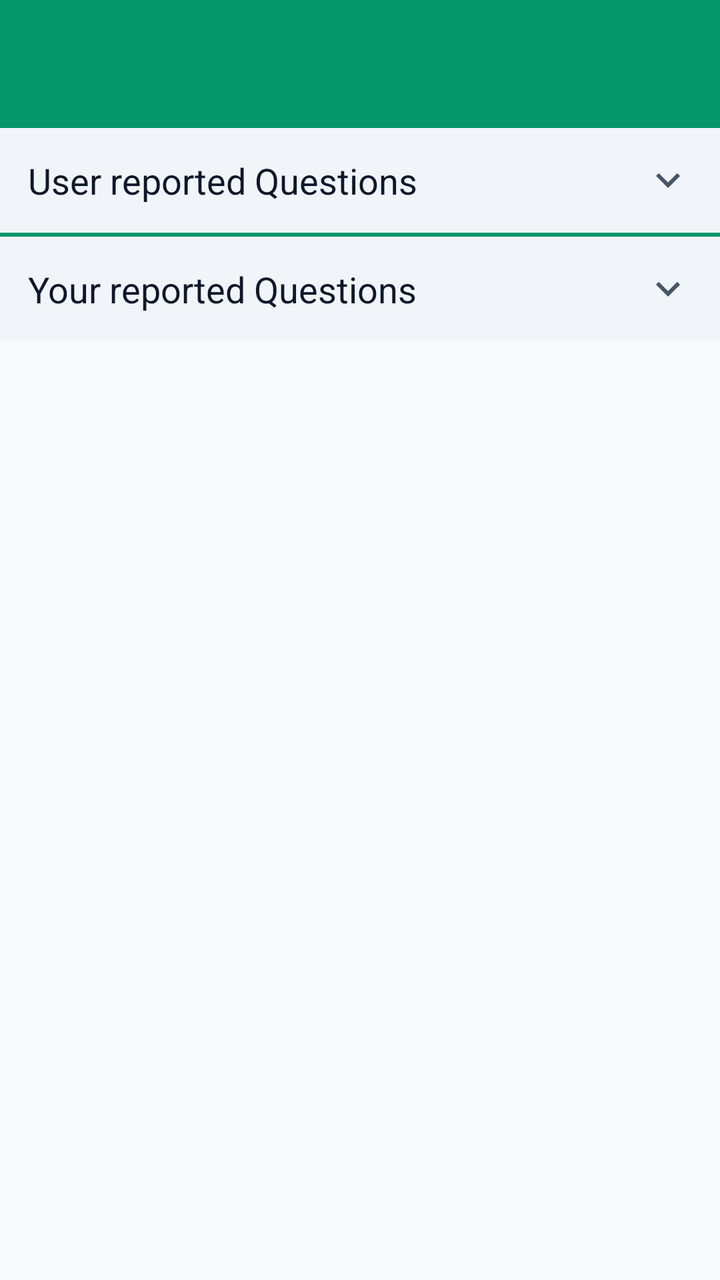
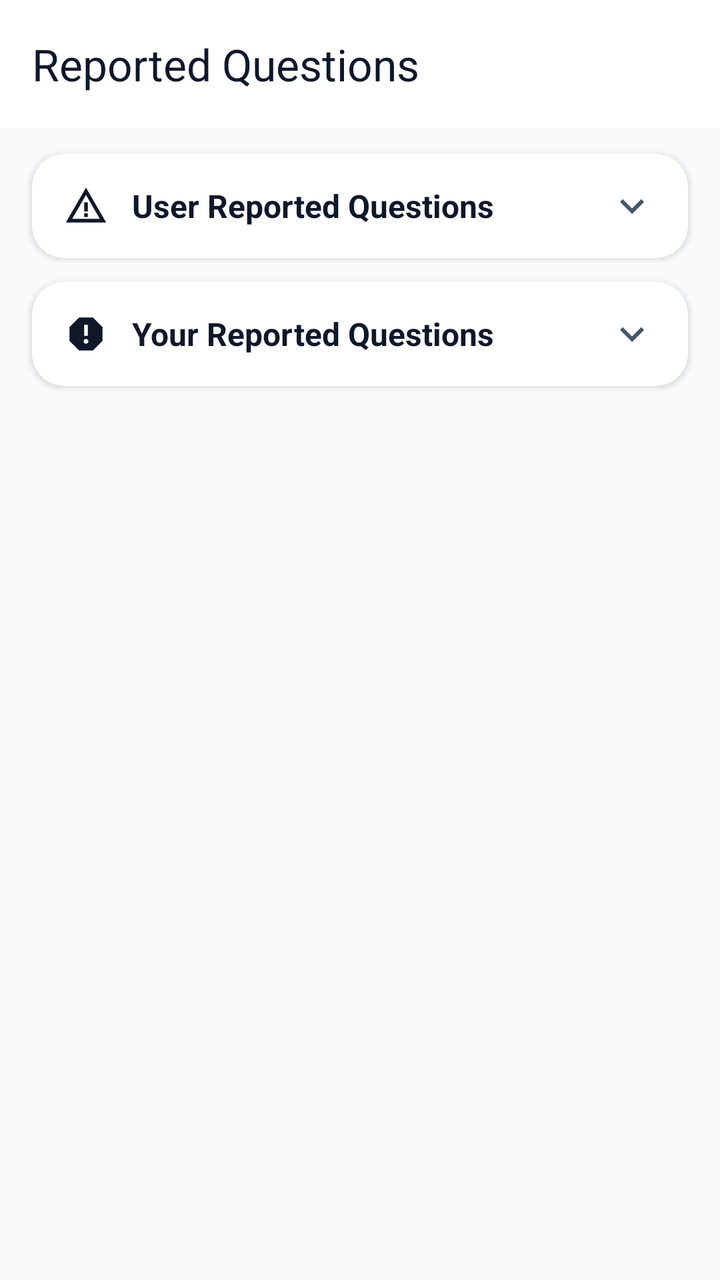

Compare the two renders of this Android layout. The source of the first and the diff that turns it into the second are given below.
<!-- AndroidManifest.xml: application theme Theme.TestMaster -->
<!-- res/layout/activity_reported_question.xml -->
<?xml version="1.0" encoding="utf-8"?>
<LinearLayout xmlns:android="http://schemas.android.com/apk/res/android"
    android:layout_width="match_parent"
    android:layout_height="match_parent"
    xmlns:app="http://schemas.android.com/apk/res-auto"
    android:background="@drawable/statusbar_background"
    android:fitsSystemWindows="true"
    android:orientation="vertical">
    <androidx.appcompat.widget.Toolbar
        android:id="@+id/toolbar"
        android:layout_width="match_parent"
        android:layout_height="wrap_content"
        android:text="Report Questions"
        app:titleTextColor="@android:color/white"
        android:background="@color/primary">

    </androidx.appcompat.widget.Toolbar>
    <ScrollView
        android:layout_width="match_parent"
        android:layout_height="wrap_content">
        <LinearLayout
            android:layout_width="match_parent"
            android:layout_height="wrap_content"
            android:background="@color/background"
            android:orientation="vertical">
                <LinearLayout
                    android:id="@+id/ll_down_user"
                    android:layout_width="match_parent"
                    android:layout_height="wrap_content"
                    android:background="@color/gray">
                    <TextView
                        android:layout_width="match_parent"
                        android:layout_height="wrap_content"
                        android:text="User reported Questions"
                        android:textColor="@color/text_primary"
                        android:padding="14dp"
                        android:textSize="18sp"
                        android:layout_weight="1" />
                    <ImageView
                        android:id="@+id/iv_down_user"
                        android:layout_width="wrap_content"
                        android:layout_height="wrap_content"
                        android:src="@drawable/baseline_keyboard_arrow_down_24"
                        app:tint="@color/text_secondary"
                        android:padding="14dp"/>

                </LinearLayout>
                <androidx.recyclerview.widget.RecyclerView
                    android:id="@+id/rv_user_reported_quesions"
                    android:layout_width="match_parent"
                    android:layout_height="wrap_content"
                    android:paddingHorizontal="5dp"
                    android:visibility="gone"
                    android:paddingTop="5dp"
                    android:background="@drawable/home_gradient" />
            <View
                android:layout_width="match_parent"
                android:layout_height="2dp"
                android:paddingHorizontal="10dp"
                android:background="@color/primary" />
                <LinearLayout
                    android:id="@+id/ll_down_your"
                    android:layout_width="match_parent"
                    android:layout_height="wrap_content"
                    android:background="@color/gray">
                    <TextView
                        android:layout_width="match_parent"
                        android:layout_height="wrap_content"
                        android:text="Your reported Questions"
                        android:textColor="@color/text_primary"
                        android:padding="14dp"
                        android:textSize="18sp"
                        android:layout_weight="1" />
                    <ImageView
                        android:id="@+id/iv_down_your"
                        android:layout_width="wrap_content"
                        android:layout_height="wrap_content"
                        android:src="@drawable/baseline_keyboard_arrow_down_24"
                        app:tint="@color/text_secondary"
                        android:padding="14dp"/>

                </LinearLayout>
                <androidx.recyclerview.widget.RecyclerView
                    android:id="@+id/rv_your_reported_quesions"
                    android:layout_width="match_parent"
                    android:layout_height="wrap_content"
                    android:paddingHorizontal="5dp"
                    android:visibility="gone"
                    android:paddingTop="5dp"
                    android:background="@drawable/home_gradient" />
        </LinearLayout>
    </ScrollView>
</LinearLayout>
<!-- resources referenced by this layout -->
<resources>
  <color name="background">#F8FAFC</color>
  <color name="gray">#F1F5F9</color>
  <color name="primary">#059669</color>
  <color name="text_primary">#0F172A</color>
  <color name="text_secondary">#475569</color>
  <!-- drawable baseline_keyboard_arrow_down_24 (drawable) -->
  <vector android:height="24dp" android:tint="#000000"
      android:viewportHeight="24" android:viewportWidth="24"
      android:width="24dp" xmlns:android="http://schemas.android.com/apk/res/android">
      <path android:fillColor="@android:color/white" android:pathData="M7.41,8.59L12,13.17l4.59,-4.58L18,10l-6,6 -6,-6 1.41,-1.41z"/>
  </vector>
  <!-- drawable home_gradient (drawable) -->
  <?xml version="1.0" encoding="utf-8"?>
  <shape xmlns:android="http://schemas.android.com/apk/res/android"
      android:shape="rectangle">
      <gradient
          android:angle="270"
          android:startColor="#D1FAE5"
          android:centerColor="#F8FAFC"
          android:endColor="#F8FAFC"
          android:centerY="0.1"/>
      <stroke android:width="1dp"
          android:color="#E2E8F0"/>
  </shape>
  <!-- drawable statusbar_background (drawable) -->
  <?xml version="1.0" encoding="utf-8"?>
  <layer-list xmlns:android="http://schemas.android.com/apk/res/android">
  
      <item android:height="150dp">
          <shape>
              <solid android:color="@color/primary"/>
          </shape>
      </item>
  
      <item android:top="150dp">
          <shape>
              <solid android:color="@color/background"/>
          </shape>
      </item>
  
  </layer-list>
  <style name="Theme.TestMaster" parent="Base.Theme.TestMaster" />
  <style name="Base.Theme.TestMaster" parent="Theme.Material3.DayNight.NoActionBar">
          
          <item name="colorPrimary">@color/primary</item>
          <item name="colorOnPrimary">@color/onPrimary</item>
          <item name="colorPrimaryContainer">@color/primaryContainer</item>
          <item name="colorOnPrimaryContainer">@color/onPrimaryContainer</item>
  
          <item name="colorSecondary">@color/secondary</item>
          <item name="colorOnSecondary">@color/onSecondary</item>
          <item name="colorSecondaryContainer">@color/secondaryContainer</item>
          <item name="colorOnSecondaryContainer">@color/onSecondaryContainer</item>
  
          
          <item name="android:windowBackground">@color/background</item>
          <item name="colorSurface">@color/surface</item>
          <item name="colorOnSurface">@color/onSurface</item>
          <item name="colorSurfaceVariant">@color/surfaceVariant</item>
          <item name="colorOnSurfaceVariant">@color/onSurfaceVariant</item>
          <item name="colorOutline">@color/outline</item>
  
          
          <item name="colorError">@color/error</item>
          <item name="colorOnError">@color/onError</item>
          <item name="colorErrorContainer">@color/errorContainer</item>
          <item name="colorOnErrorContainer">@color/onErrorContainer</item>
  
          
          <item name="android:statusBarColor">@color/surface</item>
          <item name="android:windowLightStatusBar">true</item>
      </style>
  <color name="onPrimary">#FFFFFF</color>
  <color name="primaryContainer">#D1FAE5</color>
  <color name="onPrimaryContainer">#064E3B</color>
  <color name="secondary">#64748B</color>
  <color name="onSecondary">#FFFFFF</color>
  <color name="secondaryContainer">#F1F5F9</color>
  <color name="onSecondaryContainer">#0F172A</color>
  <color name="surface">#FFFFFF</color>
  <color name="onSurface">#0F172A</color>
  <color name="surfaceVariant">#E2E8F0</color>
  <color name="onSurfaceVariant">#475569</color>
  <color name="outline">#94A3B8</color>
  <color name="error">#EF4444</color>
  <color name="onError">#FFFFFF</color>
  <color name="errorContainer">#FEE2E2</color>
  <color name="onErrorContainer">#991B1B</color>
</resources>

<!-- the commit's change to res/layout/activity_reported_question.xml (unified diff, before → after) -->
@@ -1,93 +1,172 @@
 <?xml version="1.0" encoding="utf-8"?>
 <LinearLayout xmlns:android="http://schemas.android.com/apk/res/android"
+    xmlns:app="http://schemas.android.com/apk/res-auto"
+    xmlns:tools="http://schemas.android.com/tools"
     android:layout_width="match_parent"
     android:layout_height="match_parent"
-    xmlns:app="http://schemas.android.com/apk/res-auto"
-    android:background="@drawable/statusbar_background"
+    android:background="@color/background"
     android:fitsSystemWindows="true"
     android:orientation="vertical">
-    <androidx.appcompat.widget.Toolbar
-        android:id="@+id/toolbar"
+
+    
+    <com.google.android.material.appbar.AppBarLayout
         android:layout_width="match_parent"
         android:layout_height="wrap_content"
-        android:text="Report Questions"
-        app:titleTextColor="@android:color/white"
-        android:background="@color/primary">
+        app:elevation="0dp">
 
-    </androidx.appcompat.widget.Toolbar>
-    <ScrollView
+        <androidx.appcompat.widget.Toolbar
+            android:id="@+id/toolbar"
+            android:layout_width="match_parent"
+            android:layout_height="?attr/actionBarSize"
+            android:background="@color/primary"
+            app:title="Reported Questions"
+            app:titleTextColor="@color/onPrimary" />
+    </com.google.android.material.appbar.AppBarLayout>
+
+    <androidx.core.widget.NestedScrollView
         android:layout_width="match_parent"
-        android:layout_height="wrap_content">
+        android:layout_height="match_parent"
+        android:clipToPadding="false"
+        android:padding="8dp">
+
         <LinearLayout
             android:layout_width="match_parent"
             android:layout_height="wrap_content"
-            android:background="@color/background"
             android:orientation="vertical">
+
+            
+            <com.google.android.material.card.MaterialCardView
+                android:layout_width="match_parent"
+                android:layout_height="wrap_content"
+                android:layout_marginBottom="12dp"
+                android:layout_marginTop="5dp"
+                app:cardBackgroundColor="@color/surface"
+                app:cardCornerRadius="16dp"
+                android:layout_marginHorizontal="8dp"
+                app:cardElevation="2dp"
+                app:strokeWidth="0dp">
+
                 <LinearLayout
-                    android:id="@+id/ll_down_user"
                     android:layout_width="match_parent"
                     android:layout_height="wrap_content"
-                    android:background="@color/gray">
-                    <TextView
+                    android:orientation="vertical">
+
+                    
+                    <LinearLayout
+                        android:id="@+id/ll_down_user"
                         android:layout_width="match_parent"
                         android:layout_height="wrap_content"
-                        android:text="User reported Questions"
-                        android:textColor="@color/text_primary"
-                        android:padding="14dp"
-                        android:textSize="18sp"
-                        android:layout_weight="1" />
-                    <ImageView
-                        android:id="@+id/iv_down_user"
-                        android:layout_width="wrap_content"
+                        android:background="?attr/selectableItemBackground"
+                        android:clickable="true"
+                        android:focusable="true"
+                        android:gravity="center_vertical"
+                        android:paddingHorizontal="16dp"
+                        android:paddingVertical="14dp">
+
+                        <ImageView
+                            android:layout_width="22dp"
+                            android:layout_height="22dp"
+                            android:src="@drawable/baseline_warning_amber_24"
+                            app:tint="@color/onPrimary" />
+
+                        <TextView
+                            android:layout_width="0dp"
+                            android:layout_height="wrap_content"
+                            android:layout_marginStart="12dp"
+                            android:layout_weight="1"
+                            android:text="User Reported Questions"
+                            android:textColor="@color/onSurface"
+                            android:textSize="16sp"
+                            android:textStyle="bold" />
+
+                        <ImageView
+                            android:id="@+id/iv_down_user"
+                            android:layout_width="24dp"
+                            android:layout_height="24dp"
+                            android:src="@drawable/baseline_keyboard_arrow_down_24"
+                            app:tint="@color/onSurfaceVariant" />
+                    </LinearLayout>
+
+                    
+                    <androidx.recyclerview.widget.RecyclerView
+                        android:id="@+id/rv_user_reported_quesions"
+                        android:layout_width="match_parent"
                         android:layout_height="wrap_content"
-                        android:src="@drawable/baseline_keyboard_arrow_down_24"
-                        app:tint="@color/text_secondary"
-                        android:padding="14dp"/>
+                        android:clipToPadding="false"
+                        android:paddingHorizontal="12dp"
+                        android:paddingBottom="12dp"
+                        android:visibility="gone"
+                        tools:visibility="visible" />
+                </LinearLayout>
+            </com.google.android.material.card.MaterialCardView>
 
-                </LinearLayout>
-                <androidx.recyclerview.widget.RecyclerView
-                    android:id="@+id/rv_user_reported_quesions"
+            
+            <com.google.android.material.card.MaterialCardView
+                android:layout_width="match_parent"
+                android:layout_height="wrap_content"
+                app:cardBackgroundColor="@color/surface"
+                android:layout_marginHorizontal="8dp"
+                android:layout_marginBottom="12dp"
+                app:cardCornerRadius="16dp"
+                app:cardElevation="2dp"
+                app:strokeWidth="0dp">
+
+                <LinearLayout
                     android:layout_width="match_parent"
                     android:layout_height="wrap_content"
-                    android:paddingHorizontal="5dp"
-                    android:visibility="gone"
-                    android:paddingTop="5dp"
-                    android:background="@drawable/home_gradient" />
-            <View
-                android:layout_width="match_parent"
-                android:layout_height="2dp"
-                android:paddingHorizontal="10dp"
-                android:background="@color/primary" />
-                <LinearLayout
-                    android:id="@+id/ll_down_your"
-                    android:layout_width="match_parent"
-                    android:layout_height="wrap_content"
-                    android:background="@color/gray">
-                    <TextView
+                    android:orientation="vertical">
+
+                    
+                    <LinearLayout
+                        android:id="@+id/ll_down_your"
                         android:layout_width="match_parent"
                         android:layout_height="wrap_content"
-                        android:text="Your reported Questions"
-                        android:textColor="@color/text_primary"
-                        android:padding="14dp"
-                        android:textSize="18sp"
-                        android:layout_weight="1" />
-                    <ImageView
-                        android:id="@+id/iv_down_your"
-                        android:layout_width="wrap_content"
+                        android:background="?attr/selectableItemBackground"
+                        android:clickable="true"
+                        android:focusable="true"
+                        android:gravity="center_vertical"
+                        android:paddingHorizontal="16dp"
+                        android:paddingVertical="14dp">
+
+                        <ImageView
+                            android:layout_width="22dp"
+                            android:layout_height="22dp"
+                            android:src="@drawable/baseline_report_24"
+                            app:tint="@color/onPrimary" />
+
+                        <TextView
+                            android:layout_width="0dp"
+                            android:layout_height="wrap_content"
+                            android:layout_marginStart="12dp"
+                            android:layout_weight="1"
+                            android:text="Your Reported Questions"
+                            android:textColor="@color/onSurface"
+                            android:textSize="16sp"
+                            android:textStyle="bold" />
+
+                        <ImageView
+                            android:id="@+id/iv_down_your"
+                            android:layout_width="24dp"
+                            android:layout_height="24dp"
+                            android:src="@drawable/baseline_keyboard_arrow_down_24"
+                            app:tint="@color/onSurfaceVariant" />
+                    </LinearLayout>
+
+                    
+                    <androidx.recyclerview.widget.RecyclerView
+                        android:id="@+id/rv_your_reported_quesions"
+                        android:layout_width="match_parent"
                         android:layout_height="wrap_content"
-                        android:src="@drawable/baseline_keyboard_arrow_down_24"
-                        app:tint="@color/text_secondary"
-                        android:padding="14dp"/>
+                        android:clipToPadding="false"
+                        android:paddingHorizontal="12dp"
+                        android:paddingVertical="10dp"
+                        android:paddingBottom="12dp"
+                        android:visibility="gone"
+                        tools:visibility="visible" />
+                </LinearLayout>
+            </com.google.android.material.card.MaterialCardView>
 
-                </LinearLayout>
-                <androidx.recyclerview.widget.RecyclerView
-                    android:id="@+id/rv_your_reported_quesions"
-                    android:layout_width="match_parent"
-                    android:layout_height="wrap_content"
-                    android:paddingHorizontal="5dp"
-                    android:visibility="gone"
-                    android:paddingTop="5dp"
-                    android:background="@drawable/home_gradient" />
         </LinearLayout>
-    </ScrollView>
+    </androidx.core.widget.NestedScrollView>
+
 </LinearLayout>
<!-- resource entries referenced after the edit -->
@@ -1,46 +1,27 @@
 <!-- resources referenced by this layout -->
 <resources>
   <color name="background">#F8FAFC</color>
-  <color name="gray">#F1F5F9</color>
-  <color name="primary">#059669</color>
-  <color name="text_primary">#0F172A</color>
-  <color name="text_secondary">#475569</color>
+  <color name="primary">#FFFFFF</color>
   <!-- drawable baseline_keyboard_arrow_down_24 (drawable) -->
   <vector android:height="24dp" android:tint="#000000"
       android:viewportHeight="24" android:viewportWidth="24"
       android:width="24dp" xmlns:android="http://schemas.android.com/apk/res/android">
       <path android:fillColor="@android:color/white" android:pathData="M7.41,8.59L12,13.17l4.59,-4.58L18,10l-6,6 -6,-6 1.41,-1.41z"/>
   </vector>
-  <!-- drawable home_gradient (drawable) -->
-  <?xml version="1.0" encoding="utf-8"?>
-  <shape xmlns:android="http://schemas.android.com/apk/res/android"
-      android:shape="rectangle">
-      <gradient
-          android:angle="270"
-          android:startColor="#D1FAE5"
-          android:centerColor="#F8FAFC"
-          android:endColor="#F8FAFC"
-          android:centerY="0.1"/>
-      <stroke android:width="1dp"
-          android:color="#E2E8F0"/>
-  </shape>
-  <!-- drawable statusbar_background (drawable) -->
-  <?xml version="1.0" encoding="utf-8"?>
-  <layer-list xmlns:android="http://schemas.android.com/apk/res/android">
-  
-      <item android:height="150dp">
-          <shape>
-              <solid android:color="@color/primary"/>
-          </shape>
-      </item>
-  
-      <item android:top="150dp">
-          <shape>
-              <solid android:color="@color/background"/>
-          </shape>
-      </item>
-  
-  </layer-list>
+  <!-- drawable baseline_report_24 (drawable) -->
+  <vector xmlns:android="http://schemas.android.com/apk/res/android" android:height="24dp" android:tint="#000000" android:viewportHeight="24" android:viewportWidth="24" android:width="24dp">
+        
+      <path android:fillColor="@android:color/white" android:pathData="M15.73,3L8.27,3L3,8.27v7.46L8.27,21h7.46L21,15.73L21,8.27L15.73,3zM12,17.3c-0.72,0 -1.3,-0.58 -1.3,-1.3 0,-0.72 0.58,-1.3 1.3,-1.3 0.72,0 1.3,0.58 1.3,1.3 0,0.72 -0.58,1.3 -1.3,1.3zM13,13h-2L11,7h2v6z"/>
+      
+  </vector>
+  <!-- drawable baseline_warning_amber_24 (drawable) -->
+  <vector android:height="24dp" android:tint="#000000"
+      android:viewportHeight="24" android:viewportWidth="24"
+      android:width="24dp" xmlns:android="http://schemas.android.com/apk/res/android">
+      <path android:fillColor="@android:color/white" android:pathData="M12,5.99L19.53,19H4.47L12,5.99M12,2L1,21h22L12,2L12,2z"/>
+      <path android:fillColor="@android:color/white" android:pathData="M13,16l-2,0l0,2l2,0z"/>
+      <path android:fillColor="@android:color/white" android:pathData="M13,10l-2,0l0,5l2,0z"/>
+  </vector>
   <style name="Theme.TestMaster" parent="Base.Theme.TestMaster" />
   <style name="Base.Theme.TestMaster" parent="Theme.Material3.DayNight.NoActionBar">
           
@@ -72,21 +53,21 @@
           <item name="android:statusBarColor">@color/surface</item>
           <item name="android:windowLightStatusBar">true</item>
       </style>
-  <color name="onPrimary">#FFFFFF</color>
-  <color name="primaryContainer">#D1FAE5</color>
-  <color name="onPrimaryContainer">#064E3B</color>
+  <color name="onPrimary">#0F172A</color>
+  <color name="primaryContainer">#F1F5F9</color>
+  <color name="onPrimaryContainer">#0F172A</color>
   <color name="secondary">#64748B</color>
   <color name="onSecondary">#FFFFFF</color>
-  <color name="secondaryContainer">#F1F5F9</color>
+  <color name="secondaryContainer">#E2E8F0</color>
   <color name="onSecondaryContainer">#0F172A</color>
   <color name="surface">#FFFFFF</color>
   <color name="onSurface">#0F172A</color>
   <color name="surfaceVariant">#E2E8F0</color>
   <color name="onSurfaceVariant">#475569</color>
   <color name="outline">#94A3B8</color>
-  <color name="error">#EF4444</color>
+  <color name="error">#DC2626</color>
   <color name="onError">#FFFFFF</color>
   <color name="errorContainer">#FEE2E2</color>
-  <color name="onErrorContainer">#991B1B</color>
+  <color name="onErrorContainer">#7F1D1D</color>
 </resources>
 
